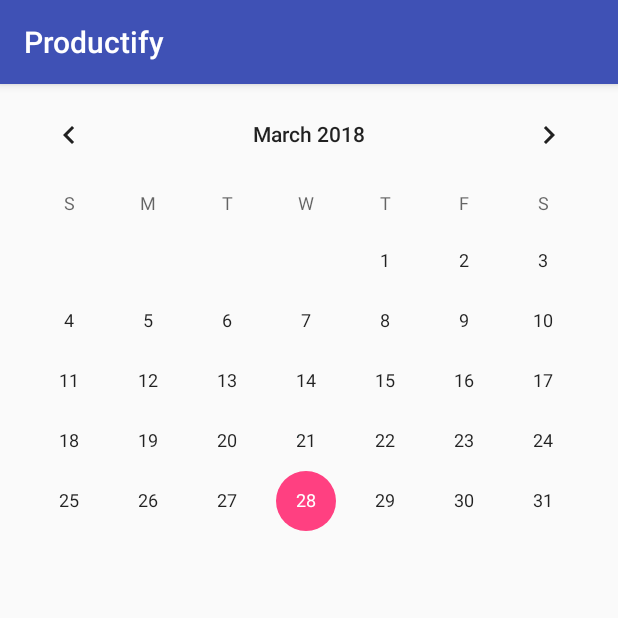
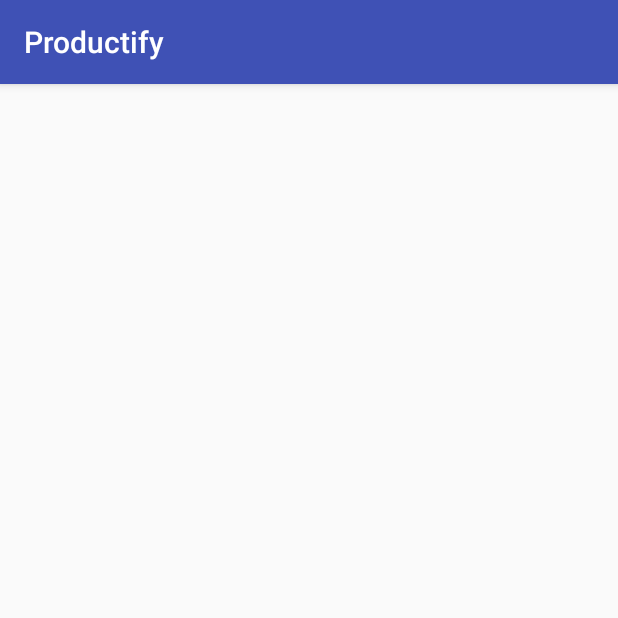
Before and after one commit to AMPITUP19/Productify, an Android app: the Assignment screen opened directly, with no data from a screen before it, on a phone screen of 412 x 824 dp, the top half of it. Run offline under Robolectric (Android 15) with nearby library versions, the phone set to English and light mode, and no system bars.

Commit message:
calendar

```diff
--- a/app/build.gradle
+++ b/app/build.gradle
@@ -27,6 +27,7 @@ dependencies {
     androidTestImplementation 'com.android.support.test:runner:1.0.1'
     androidTestImplementation 'com.android.support.test.espresso:espresso-core:3.0.1'
     implementation 'com.android.support:recyclerview-v7:26.1.0'
+    implementation 'com.android.support:design:26.1.0'
 }
 
 apply plugin: 'com.google.gms.google-services'
--- a/app/src/main/AndroidManifest.xml
+++ b/app/src/main/AndroidManifest.xml
@@ -16,6 +16,7 @@
                 <category android:name="android.intent.category.LAUNCHER" />
             </intent-filter>
         </activity>
+        <activity android:name=".Calendar" />
         <activity android:name=".Assignment"></activity>
     </application>
 
--- a/app/src/main/res/layout/activity_assignment.xml
+++ b/app/src/main/res/layout/activity_assignment.xml
@@ -1,10 +1,9 @@
 <?xml version="1.0" encoding="utf-8"?>
-<LinearLayout xmlns:android="http://schemas.android.com/apk/res/android"
-    android:orientation="vertical" android:layout_width="match_parent"
-    android:layout_height="match_parent">
+<android.support.constraint.ConstraintLayout xmlns:android="http://schemas.android.com/apk/res/android"
+    xmlns:app="http://schemas.android.com/apk/res-auto"
+    xmlns:tools="http://schemas.android.com/tools"
+    android:layout_width="match_parent"
+    android:layout_height="match_parent"
+    tools:context=".Assignment">
 
-    <CalendarView
-        android:id="@+id/calendar"
-        android:layout_width="match_parent"
-        android:layout_height="wrap_content" />
-</LinearLayout>
+</android.support.constraint.ConstraintLayout>
--- a/build.gradle
+++ b/build.gradle
@@ -7,7 +7,7 @@ buildscript {
         jcenter()
     }
     dependencies {
-        classpath 'com.android.tools.build:gradle:3.0.1'
+        classpath 'com.android.tools.build:gradle:3.1.0'
 
 
         // NOTE: Do not place your application dependencies here; they belong
```
Also changed, not shown: app/src/main/java/com/example/nag/productify/Calendar.java (added, +13 -0 lines), app/src/main/res/layout/activity_calendar.xml (added, +11 -0 lines), gradle/wrapper/gradle-wrapper.properties.
